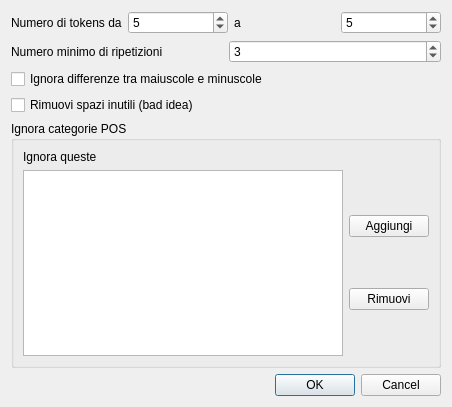
First picture: the form in forms/ripetizioni.ui, repository zorbaproject/Bran, before the edit.
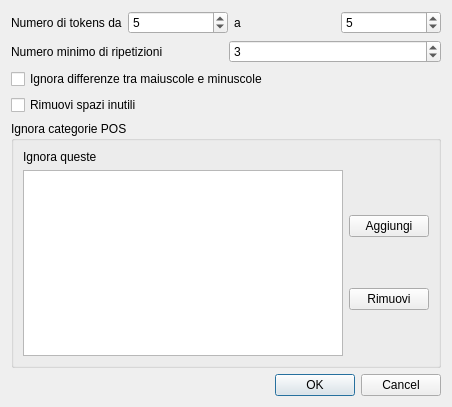
Second picture: the form after the edit.

Commit message: escludere pos da trova ripetizioni

```diff
--- a/forms/ripetizioni.ui
+++ b/forms/ripetizioni.ui
@@ -74,7 +74,7 @@
    <item>
     <widget class="QCheckBox" name="remspaces">
      <property name="text">
-      <string>Rimuovi spazi inutili (bad idea)</string>
+      <string>Rimuovi spazi inutili</string>
      </property>
     </widget>
    </item>
```
The commit also changes 2 other files.
